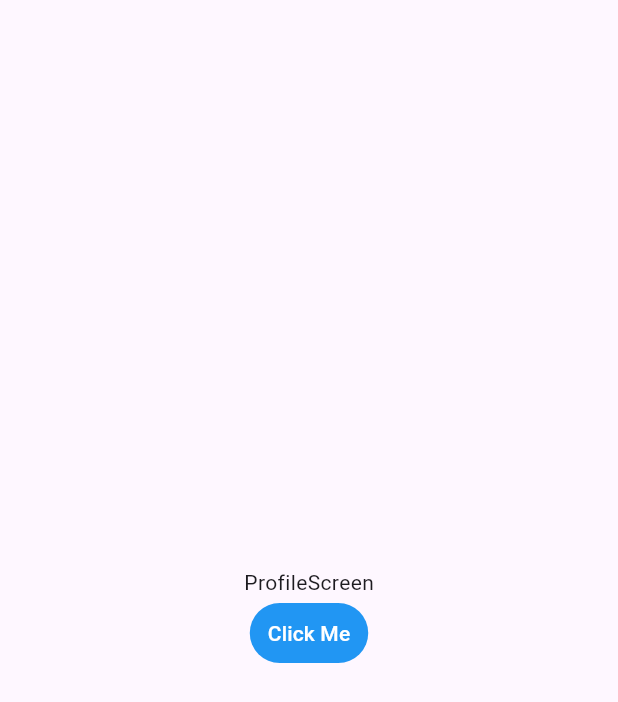
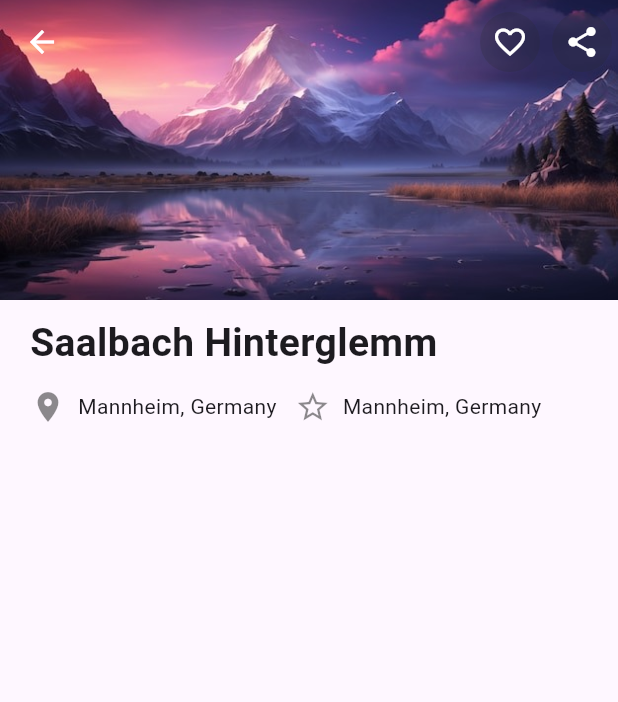
Before and after one commit to pritimoypaul/flutter-new-ui, a Flutter app: the ProfileScreen screen opened by its route, on a phone screen of 412 x 824 dp. Shown: the top 702 px of the screen. Run offline on Flutter 3.47's test engine with Material 3 defaults, Android fonts, the light colour scheme and no system bars; our stand-ins replace carousel_slider; network calls fail.

Commit message:
profile screen updated

```diff
--- a/lib/screens/profile.dart
+++ b/lib/screens/profile.dart
@@ -7,27 +7,76 @@ class ProfileScreen extends StatelessWidget {
   @override
   Widget build(BuildContext context) {
     return Scaffold(
-      body: Center(
-        child: Container(
-          child: Column(
-            mainAxisAlignment: MainAxisAlignment.center,
-            children: [
-              Text('ProfileScreen'),
-              TextButton(
+        appBar: PreferredSize(
+          preferredSize: Size.fromHeight(200.0),
+          child: AppBar(
+            iconTheme: const IconThemeData(color: Colors.white),
+            flexibleSpace: Image(
+              image: AssetImage('images/bg.jpg'),
+              fit: BoxFit.cover,
+            ),
+            backgroundColor: Color.fromRGBO(38, 38, 38, 0.2),
+            actions: [
+              IconButton(
+                onPressed: () {},
+                icon: Icon(Icons.favorite_border),
+                color: Colors.white,
                 style: ButtonStyle(
-                    foregroundColor:
-                        MaterialStateProperty.all<Color>(Colors.white),
-                    backgroundColor:
-                        MaterialStateProperty.all<Color>(Colors.blue)),
-                onPressed: () {
-                  Navigator.pop(context);
-                },
-                child: Text('Click Me'),
+                  backgroundColor: MaterialStateProperty.all<Color>(
+                      Color.fromRGBO(38, 38, 38, 0.2)),
+                ),
               ),
+              IconButton(
+                onPressed: () {},
+                icon: Icon(Icons.share),
+                color: Colors.white,
+                style: ButtonStyle(
+                  backgroundColor: MaterialStateProperty.all<Color>(
+                      Color.fromRGBO(38, 38, 38, 0.2)),
+                ),
+              )
             ],
           ),
         ),
-      ),
-    );
+        body: const Padding(
+          padding: const EdgeInsets.symmetric(horizontal: 20.0),
+          child: const Column(
+            crossAxisAlignment: CrossAxisAlignment.start,
+            children: [
+              SizedBox(
+                height: 10,
+              ),
+              Text(
+                'Saalbach Hinterglemm',
+                style: TextStyle(fontSize: 26, fontWeight: FontWeight.bold),
+              ),
+              SizedBox(
+                height: 12,
+              ),
+              Row(
+                children: [
+                  Row(
+                    children: [
+                      Icon(Icons.location_on, color: Colors.black45),
+                      SizedBox(width: 8),
+                      Text('Mannheim, Germany'),
+                    ],
+                  ),
+                  SizedBox(
+                    width: 12,
+                  ),
+                  Row(
+                    children: [
+                      Icon(Icons.star_border_purple500_sharp,
+                          color: Colors.black45),
+                      SizedBox(width: 8),
+                      Text('Mannheim, Germany'),
+                    ],
+                  )
+                ],
+              )
+            ],
+          ),
+        ));
   }
 }
```
Also changed, not shown: images/bg.jpg (added).
